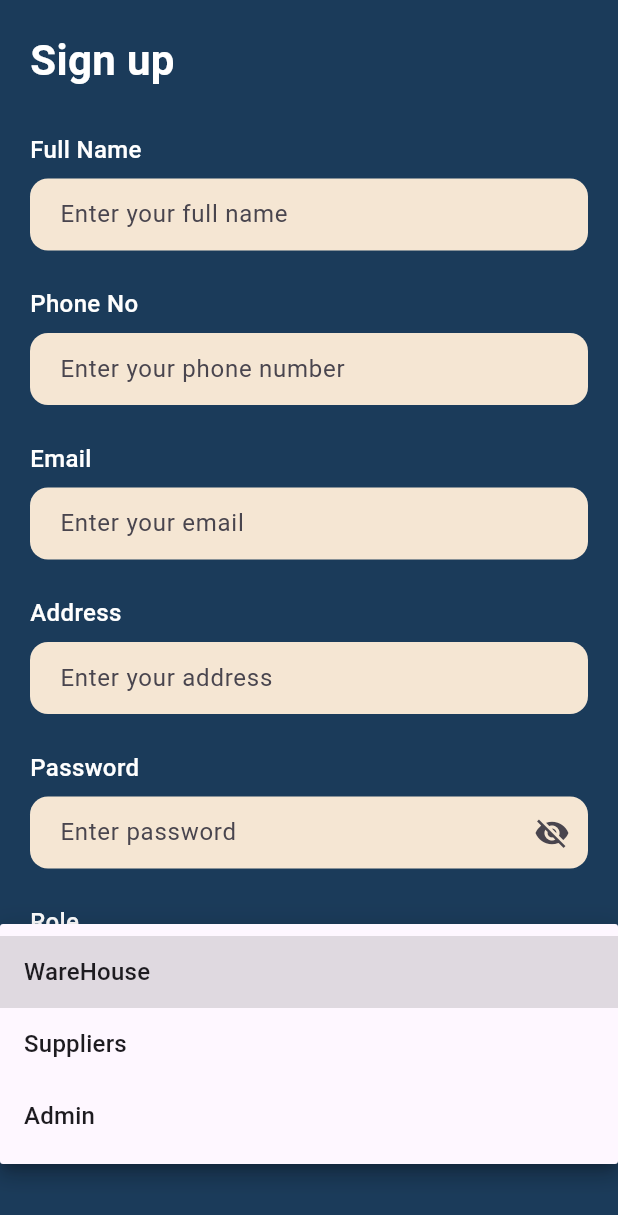
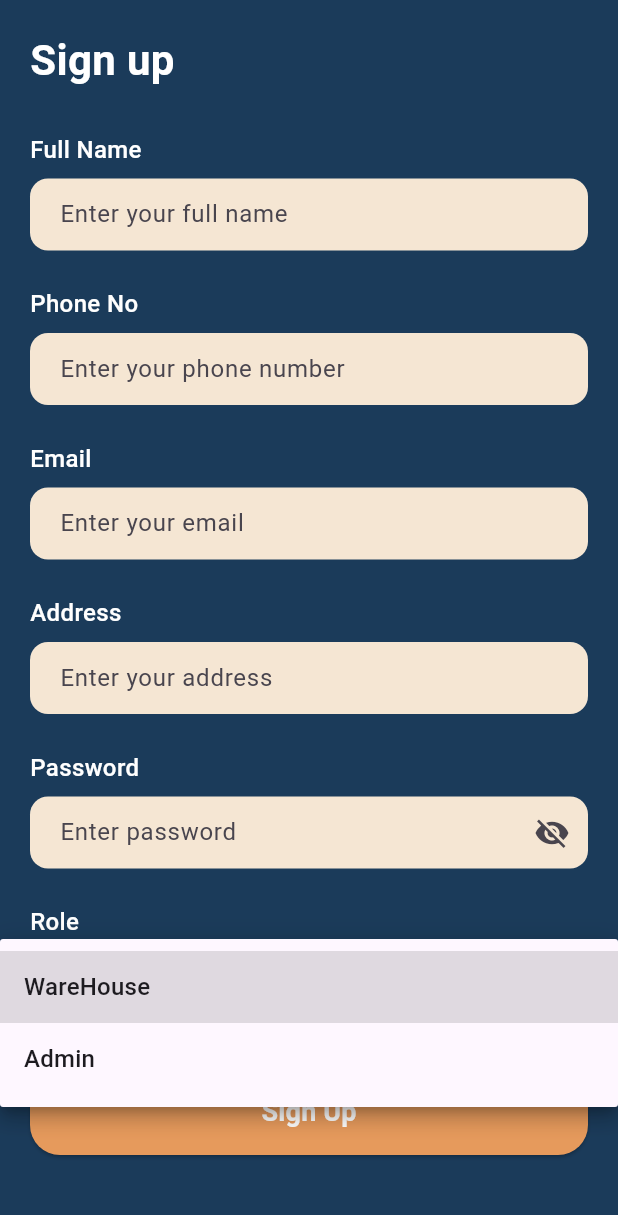
Before and after one commit to 07alizaa/stock_data_hub, a Flutter app: the SignUpPage screen opened directly, after a tap on "Select your role", on a phone screen of 412 x 824 dp. Shown: the top 1215 px of the screen. Run offline on Flutter 3.47's test engine with Material 3 defaults, Android fonts, the phone set to English and light mode, and no system bars; our stand-ins replace cloud_firestore, firebase_auth, firebase_core, firebase_database, fl_chart, google_maps_flutter and 1 more; missing offline and left inert: mailer; accounts and stored records are empty.

Commit message:
Supplier role removed from the signup page

```diff
--- a/lib/module/SignUpPage.dart
+++ b/lib/module/SignUpPage.dart
@@ -3,6 +3,8 @@ import 'package:cloud_firestore/cloud_firestore.dart';
 import 'package:flutter/material.dart';
 import 'package:stock_data_hub/module/LoginPage.dart'; // Replace with the actual path to your LoginPage widget
 
+/// SignUp Page for Warehouse and Admin Users
+/// This page allows users to register by entering their details and selecting their role.
 class SignUpPage extends StatefulWidget {
   const SignUpPage({super.key});
 
@@ -11,30 +13,38 @@ class SignUpPage extends StatefulWidget {
 }
 
 class _SignUpPageState extends State<SignUpPage> {
+  // Controllers for user input fields
   final TextEditingController nameController = TextEditingController();
   final TextEditingController phoneController = TextEditingController();
   final TextEditingController emailController = TextEditingController();
   final TextEditingController addressController = TextEditingController();
   final TextEditingController passwordController = TextEditingController();
+
+  // Role selection
   String? selectedRole;
-  final List<String> roles = ['WareHouse', 'Suppliers', 'Admin'];
+  final List<String> roles = ['WareHouse', 'Admin']; // Roles available for selection
+
+  // Form validation
   bool isHidePassword = true;
   bool _isEmailValid = true;
   bool _isPasswordValid = true;
   bool _isContactValid = true;
+
+  // Firebase services
   final FirebaseAuth _auth = FirebaseAuth.instance;
   final FirebaseFirestore _firestore = FirebaseFirestore.instance;
 
   @override
   Widget build(BuildContext context) {
     return Scaffold(
-      backgroundColor: const Color(0xFF1B3B5A),
+      backgroundColor: const Color(0xFF1B3B5A), // Background color of the page
       body: SafeArea(
         child: SingleChildScrollView(
           padding: const EdgeInsets.all(20.0),
           child: Column(
             crossAxisAlignment: CrossAxisAlignment.start,
             children: [
+              // Page Title
               const Text(
                 'Sign up',
                 style: TextStyle(
@@ -44,8 +54,15 @@ class _SignUpPageState extends State<SignUpPage> {
                 ),
               ),
               const SizedBox(height: 20),
+
+              // Full Name Field
               _buildLabel('Full Name'),
-              _buildTextField('Enter your full name', controller: nameController),
+              _buildTextField(
+                'Enter your full name',
+                controller: nameController,
+              ),
+
+              // Phone Number Field
               _buildLabel('Phone No'),
               _buildTextField(
                 'Enter your phone number',
@@ -58,6 +75,8 @@ class _SignUpPageState extends State<SignUpPage> {
                 },
                 errorText: _isContactValid ? null : 'Enter a valid contact number',
               ),
+
+              // Email Field
               _buildLabel('Email'),
               _buildTextField(
                 'Enter your email',
@@ -69,8 +88,15 @@ class _SignUpPageState extends State<SignUpPage> {
                 },
                 errorText: _isEmailValid ? null : 'Enter a valid email address',
               ),
+
+              // Address Field
               _buildLabel('Address'),
-              _buildTextField('Enter your address', controller: addressController),
+              _buildTextField(
+                'Enter your address',
+                controller: addressController,
+              ),
+
+              // Password Field
               _buildLabel('Password'),
               _buildTextField(
                 'Enter password',
@@ -83,9 +109,14 @@ class _SignUpPageState extends State<SignUpPage> {
                 },
                 errorText: _isPasswordValid ? null : 'Password must be at least 8 characters',
               ),
+
+              // Role Dropdown
               _buildLabel('Role'),
               _buildDropdown(),
+
               const SizedBox(height: 30),
+
+              // Sign Up Button
               SizedBox(
                 width: double.infinity,
                 child: ElevatedButton(
@@ -114,6 +145,7 @@ class _SignUpPageState extends State<SignUpPage> {
     );
   }
 
+  /// Widget: Build a label for form fields
   Widget _buildLabel(String label) {
     return Padding(
       padding: const EdgeInsets.symmetric(vertical: 8.0),
@@ -128,6 +160,7 @@ class _SignUpPageState extends State<SignUpPage> {
     );
   }
 
+  /// Widget: Build a reusable text input field
   Widget _buildTextField(
       String hint, {
         required TextEditingController controller,
@@ -165,6 +198,7 @@ class _SignUpPageState extends State<SignUpPage> {
     );
   }
 
+  /// Widget: Build the role dropdown
   Widget _buildDropdown() {
     return DropdownButtonFormField<String>(
       value: selectedRole,
@@ -189,7 +223,9 @@ class _SignUpPageState extends State<SignUpPage> {
     );
   }
 
+  /// Function: Handle Sign Up logic
   Future<void> _signUp() async {
+    // Validate fields
     if (!_isEmailValid || !_isPasswordValid || !_isContactValid || selectedRole == null) {
       ScaffoldMessenger.of(context).showSnackBar(
         const SnackBar(content: Text("Please fill in all fields correctly")),
@@ -249,17 +285,20 @@ class _SignUpPageState extends State<SignUpPage> {
     }
   }
 
+  /// Function: Toggle Password Visibility
   void _togglePasswordView() {
     setState(() {
       isHidePassword = !isHidePassword;
     });
   }
 
+  /// Utility: Validate email format
   bool _isValidEmail(String email) {
     String emailRegex = r'^[\w-]+(\.[\w-]+)*@[\w-]+(\.[\w-]+)+$';
     return RegExp(emailRegex).hasMatch(email);
   }
 
+  /// Utility: Validate contact format
   bool _isValidContact(String contact) {
     String contactRegex = r'^\d{10}$';
     return RegExp(contactRegex).hasMatch(contact);
```
